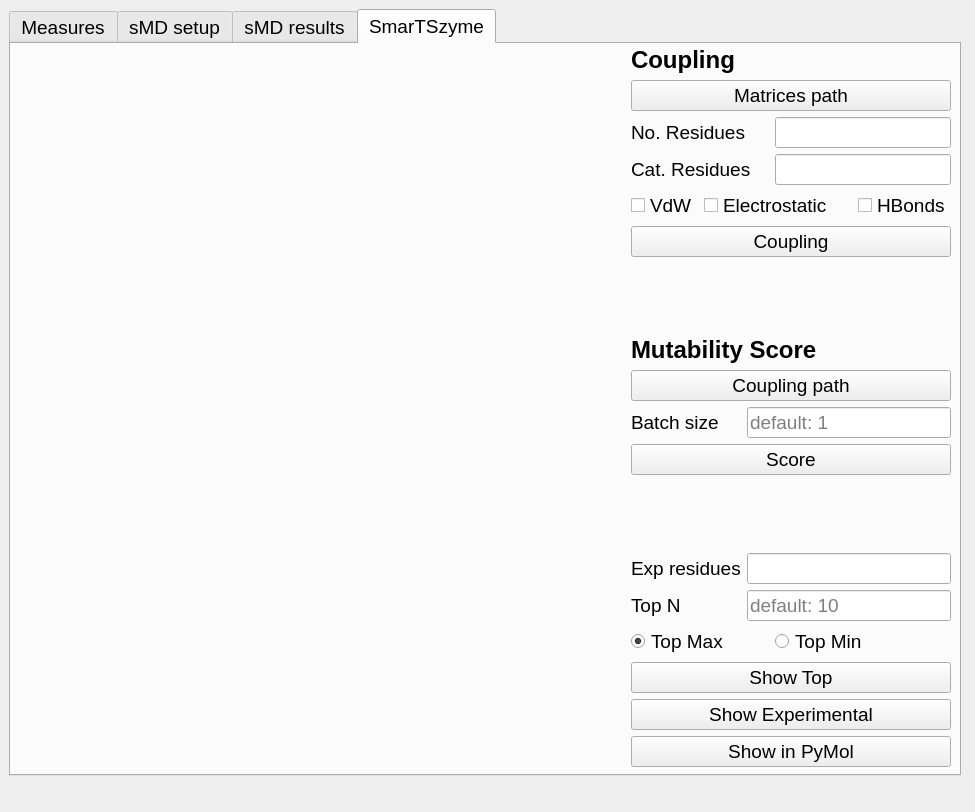
The window that smarts_gui/smarTS.ui (CAMDgraz/SmarTSzyme_plugin) describes before a commit, drawn with Qt 5.
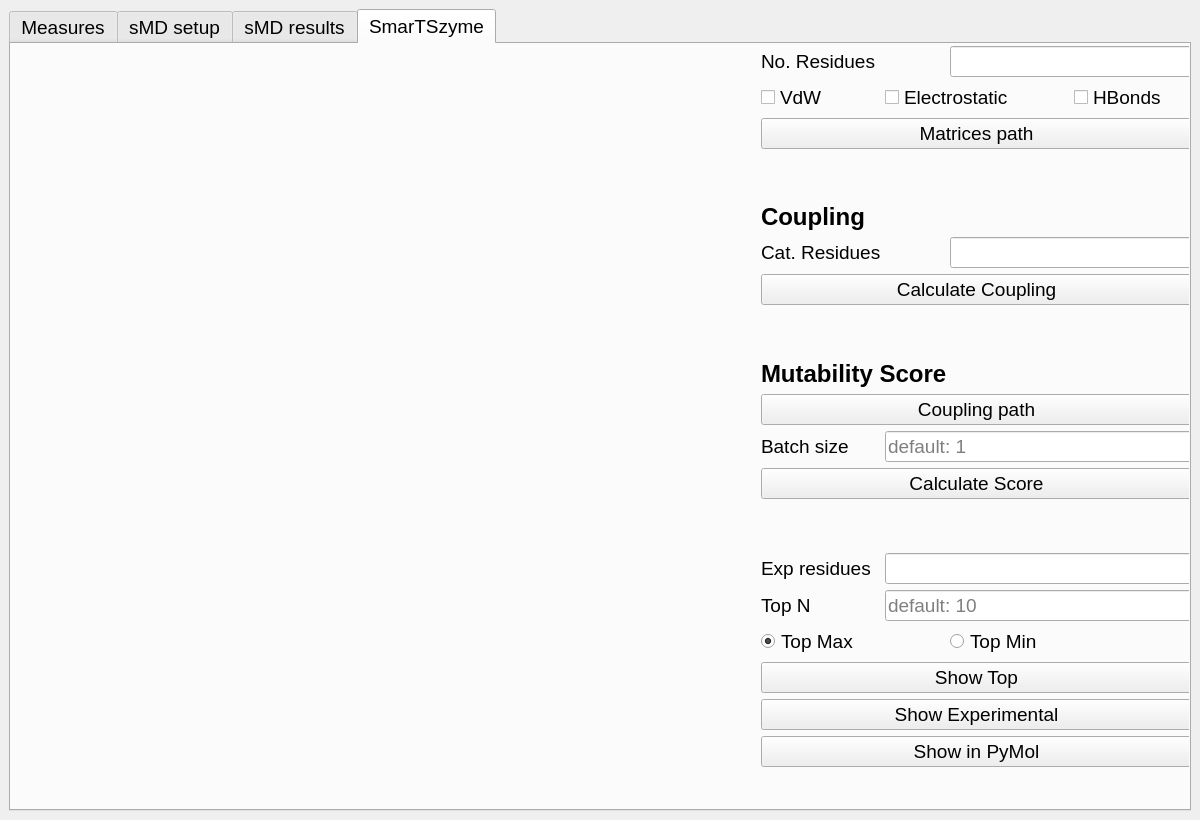
The same window after the commit. The open tabs and pages were chosen to show the change.

Commit message: Resized window and fix rst id bug

Diff of the .ui file:
```diff
--- a/smarts_gui/smarTS.ui
+++ b/smarts_gui/smarTS.ui
@@ -6,20 +6,20 @@
    <rect>
     <x>0</x>
     <y>0</y>
-    <width>975</width>
-    <height>812</height>
+    <width>1200</width>
+    <height>820</height>
    </rect>
   </property>
   <property name="minimumSize">
    <size>
-    <width>975</width>
-    <height>812</height>
+    <width>1200</width>
+    <height>820</height>
    </size>
   </property>
   <property name="maximumSize">
    <size>
-    <width>975</width>
-    <height>812</height>
+    <width>1200</width>
+    <height>820</height>
    </size>
   </property>
   <property name="font">
@@ -46,25 +46,19 @@
    </property>
    <property name="maximumSize">
     <size>
-     <width>970</width>
-     <height>785</height>
+     <width>16777215</width>
+     <height>16777215</height>
     </size>
    </property>
    <layout class="QGridLayout" name="gridLayout">
     <item row="0" column="0">
      <widget class="QTabWidget" name="tabWidget">
       <property name="sizePolicy">
-       <sizepolicy hsizetype="Expanding" vsizetype="Expanding">
-        <horstretch>1</horstretch>
-        <verstretch>1</verstretch>
+       <sizepolicy hsizetype="Preferred" vsizetype="Preferred">
+        <horstretch>0</horstretch>
+        <verstretch>0</verstretch>
        </sizepolicy>
       </property>
-      <property name="minimumSize">
-       <size>
-        <width>950</width>
-        <height>720</height>
-       </size>
-      </property>
       <property name="currentIndex">
        <number>0</number>
       </property>
@@ -1318,9 +1312,9 @@
         <property name="geometry">
          <rect>
           <x>1</x>
-          <y>1</y>
-          <width>601</width>
-          <height>721</height>
+          <y>20</y>
+          <width>700</width>
+          <height>700</height>
          </rect>
         </property>
         <property name="sizePolicy">
@@ -1331,180 +1325,60 @@
         </property>
         <property name="minimumSize">
          <size>
-          <width>600</width>
-          <height>400</height>
+          <width>0</width>
+          <height>0</height>
          </size>
         </property>
        </widget>
-       <widget class="QWidget" name="">
+       <widget class="QWidget" name="layoutWidget">
         <property name="geometry">
          <rect>
-          <x>620</x>
+          <x>750</x>
           <y>2</y>
-          <width>320</width>
+          <width>431</width>
           <height>721</height>
          </rect>
         </property>
         <layout class="QGridLayout" name="gridLayout_8">
-         <item row="4" column="5" colspan="2">
-          <widget class="QCheckBox" name="check_hbonds">
-           <property name="text">
-            <string>HBonds</string>
-           </property>
-          </widget>
-         </item>
-         <item row="5" column="0" colspan="7">
-          <widget class="QPushButton" name="button_calculatecoupling">
-           <property name="text">
-            <string>Coupling</string>
-           </property>
-          </widget>
-         </item>
-         <item row="6" column="0" colspan="7">
-          <spacer name="verticalSpacer_5">
-           <property name="orientation">
-            <enum>Qt::Orientation::Vertical</enum>
-           </property>
-           <property name="sizeHint" stdset="0">
-            <size>
-             <width>20</width>
-             <height>40</height>
-            </size>
-           </property>
-          </spacer>
-         </item>
-         <item row="3" column="3" colspan="4">
-          <widget class="QLineEdit" name="lineEdit_catres"/>
-         </item>
-         <item row="9" column="0" colspan="2">
-          <widget class="QLabel" name="label_27">
-           <property name="text">
-            <string>Batch size</string>
-           </property>
-          </widget>
-         </item>
-         <item row="0" column="0" colspan="7">
-          <widget class="QLabel" name="label_35">
-           <property name="font">
-            <font>
-             <family>Arial</family>
-             <pointsize>18</pointsize>
-             <bold>true</bold>
-            </font>
-           </property>
-           <property name="text">
-            <string>Coupling</string>
-           </property>
-          </widget>
-         </item>
-         <item row="4" column="1" colspan="4">
-          <widget class="QCheckBox" name="check_electrostatic">
-           <property name="text">
-            <string>Electrostatic</string>
-           </property>
-          </widget>
-         </item>
-         <item row="2" column="3" colspan="4">
-          <widget class="QLineEdit" name="lineEdit_nres"/>
-         </item>
-         <item row="4" column="0">
-          <widget class="QCheckBox" name="check_vdw">
-           <property name="text">
-            <string>VdW</string>
-           </property>
-          </widget>
-         </item>
-         <item row="3" column="0" colspan="3">
-          <widget class="QLabel" name="label_40">
-           <property name="text">
-            <string>Cat. Residues</string>
-           </property>
-          </widget>
-         </item>
-         <item row="2" column="0" colspan="3">
-          <widget class="QLabel" name="label_31">
-           <property name="text">
-            <string>No. Residues</string>
-           </property>
-          </widget>
-         </item>
-         <item row="9" column="2" colspan="5">
-          <widget class="QLineEdit" name="lineEdit_batch">
-           <property name="placeholderText">
-            <string>default: 1</string>
-           </property>
-          </widget>
-         </item>
-         <item row="1" column="0" colspan="7">
-          <widget class="QPushButton" name="button_matrices">
-           <property name="text">
-            <string>Matrices path</string>
-           </property>
-          </widget>
-         </item>
-         <item row="11" column="0" colspan="7">
-          <spacer name="verticalSpacer_6">
-           <property name="orientation">
-            <enum>Qt::Orientation::Vertical</enum>
-           </property>
-           <property name="sizeHint" stdset="0">
-            <size>
-             <width>20</width>
-             <height>40</height>
-            </size>
-           </property>
-          </spacer>
-         </item>
-         <item row="10" column="0" colspan="7">
-          <widget class="QPushButton" name="button_score">
-           <property name="text">
-            <string>Score</string>
-           </property>
-          </widget>
-         </item>
-         <item row="7" column="0" colspan="7">
-          <widget class="QLabel" name="label_26">
-           <property name="font">
-            <font>
-             <family>Arial</family>
-             <pointsize>18</pointsize>
-             <bold>true</bold>
-            </font>
-           </property>
-           <property name="text">
-            <string>Mutability Score</string>
-           </property>
-          </widget>
-         </item>
-         <item row="8" column="0" colspan="7">
+         <item row="16" column="0" colspan="7">
           <widget class="QPushButton" name="button_coupling">
            <property name="text">
             <string>Coupling path</string>
            </property>
           </widget>
          </item>
-         <item row="12" column="0" colspan="2">
-          <widget class="QLabel" name="label_28">
+         <item row="17" column="2" colspan="5">
+          <widget class="QLineEdit" name="lineEdit_batch">
+           <property name="placeholderText">
+            <string>default: 1</string>
+           </property>
+          </widget>
+         </item>
+         <item row="23" column="0" colspan="7">
+          <widget class="QPushButton" name="button_plottop">
            <property name="text">
-            <string>Exp residues</string>
+            <string>Show Top</string>
            </property>
           </widget>
          </item>
-         <item row="13" column="0" colspan="2">
+         <item row="24" column="0" colspan="7">
+          <widget class="QPushButton" name="button_plotexp">
+           <property name="text">
+            <string>Show Experimental</string>
+           </property>
+          </widget>
+         </item>
+         <item row="21" column="0" colspan="2">
           <widget class="QLabel" name="label_29">
            <property name="text">
             <string>Top N</string>
            </property>
           </widget>
          </item>
-         <item row="13" column="2" colspan="5">
-          <widget class="QLineEdit" name="lineEdit_topn">
-           <property name="placeholderText">
-            <string>default: 10</string>
-           </property>
-          </widget>
+         <item row="0" column="3" rowspan="2" colspan="4">
+          <widget class="QLineEdit" name="lineEdit_nres"/>
          </item>
-         <item row="14" column="0" colspan="3">
+         <item row="22" column="0" colspan="3">
           <widget class="QRadioButton" name="check_topmax">
            <property name="text">
             <string>Top Max</string>
@@ -1514,36 +1388,169 @@
            </property>
           </widget>
          </item>
-         <item row="14" column="3" colspan="4">
+         <item row="22" column="3" colspan="4">
           <widget class="QRadioButton" name="check_topmin">
            <property name="text">
             <string>Top Min</string>
            </property>
           </widget>
          </item>
+         <item row="20" column="2" colspan="5">
+          <widget class="QLineEdit" name="lineEdit_expRes"/>
+         </item>
+         <item row="21" column="2" colspan="5">
+          <widget class="QLineEdit" name="lineEdit_topn">
+           <property name="placeholderText">
+            <string>default: 10</string>
+           </property>
+          </widget>
+         </item>
+         <item row="20" column="0" colspan="2">
+          <widget class="QLabel" name="label_28">
+           <property name="text">
+            <string>Exp residues</string>
+           </property>
+          </widget>
+         </item>
+         <item row="7" column="0" colspan="7">
+          <spacer name="verticalSpacer_7">
+           <property name="orientation">
+            <enum>Qt::Orientation::Vertical</enum>
+           </property>
+           <property name="sizeHint" stdset="0">
+            <size>
+             <width>20</width>
+             <height>40</height>
+            </size>
+           </property>
+          </spacer>
+         </item>
+         <item row="13" column="0" colspan="7">
+          <widget class="QPushButton" name="button_calculatecoupling">
+           <property name="text">
+            <string>Calculate Coupling</string>
+           </property>
+          </widget>
+         </item>
+         <item row="8" column="0" colspan="7">
+          <widget class="QLabel" name="label_35">
+           <property name="font">
+            <font>
+             <family>Arial</family>
+             <pointsize>18</pointsize>
+             <bold>true</bold>
+            </font>
+           </property>
+           <property name="text">
+            <string>Coupling</string>
+           </property>
+          </widget>
+         </item>
+         <item row="19" column="0" colspan="7">
+          <spacer name="verticalSpacer_6">
+           <property name="orientation">
+            <enum>Qt::Orientation::Vertical</enum>
+           </property>
+           <property name="sizeHint" stdset="0">
+            <size>
+             <width>20</width>
+             <height>40</height>
+            </size>
+           </property>
+          </spacer>
+         </item>
          <item row="15" column="0" colspan="7">
-          <widget class="QPushButton" name="button_plottop">
+          <widget class="QLabel" name="label_26">
+           <property name="font">
+            <font>
+             <family>Arial</family>
+             <pointsize>18</pointsize>
+             <bold>true</bold>
+            </font>
+           </property>
            <property name="text">
-            <string>Show Top</string>
+            <string>Mutability Score</string>
            </property>
           </widget>
          </item>
-         <item row="16" column="0" colspan="7">
-          <widget class="QPushButton" name="button_plotexp">
-           <property name="text">
-            <string>Show Experimental</string>
+         <item row="14" column="0" colspan="7">
+          <spacer name="verticalSpacer_5">
+           <property name="orientation">
+            <enum>Qt::Orientation::Vertical</enum>
            </property>
-          </widget>
+           <property name="sizeHint" stdset="0">
+            <size>
+             <width>20</width>
+             <height>40</height>
+            </size>
+           </property>
+          </spacer>
          </item>
-         <item row="17" column="0" colspan="7">
+         <item row="25" column="0" colspan="7">
           <widget class="QPushButton" name="button_pymoltop">
            <property name="text">
             <string>Show in PyMol</string>
            </property>
           </widget>
          </item>
-         <item row="12" column="2" colspan="5">
-          <widget class="QLineEdit" name="lineEdit_expRes"/>
+         <item row="17" column="0" colspan="2">
+          <widget class="QLabel" name="label_27">
+           <property name="text">
+            <string>Batch size</string>
+           </property>
+          </widget>
+         </item>
+         <item row="0" column="0" rowspan="2" colspan="3">
+          <widget class="QLabel" name="label_31">
+           <property name="text">
+            <string>No. Residues</string>
+           </property>
+          </widget>
+         </item>
+         <item row="18" column="0" colspan="7">
+          <widget class="QPushButton" name="button_score">
+           <property name="text">
+            <string>Calculate Score</string>
+           </property>
+          </widget>
+         </item>
+         <item row="4" column="0" rowspan="3" colspan="7">
+          <widget class="QPushButton" name="button_matrices">
+           <property name="text">
+            <string>Matrices path</string>
+           </property>
+          </widget>
+         </item>
+         <item row="2" column="2" rowspan="2" colspan="3">
+          <widget class="QCheckBox" name="check_electrostatic">
+           <property name="text">
+            <string>Electrostatic</string>
+           </property>
+          </widget>
+         </item>
+         <item row="2" column="0" rowspan="2" colspan="2">
+          <widget class="QCheckBox" name="check_vdw">
+           <property name="text">
+            <string>VdW</string>
+           </property>
+          </widget>
+         </item>
+         <item row="2" column="5" rowspan="2" colspan="2">
+          <widget class="QCheckBox" name="check_hbonds">
+           <property name="text">
+            <string>HBonds</string>
+           </property>
+          </widget>
+         </item>
+         <item row="9" column="0" rowspan="4" colspan="3">
+          <widget class="QLabel" name="label_40">
+           <property name="text">
+            <string>Cat. Residues</string>
+           </property>
+          </widget>
+         </item>
+         <item row="9" column="3" rowspan="4" colspan="4">
+          <widget class="QLineEdit" name="lineEdit_catres"/>
          </item>
         </layout>
        </widget>
```
Left out of the diff: 234 changed lines with no effect on the pictures. The commit also changes 2 other files.
